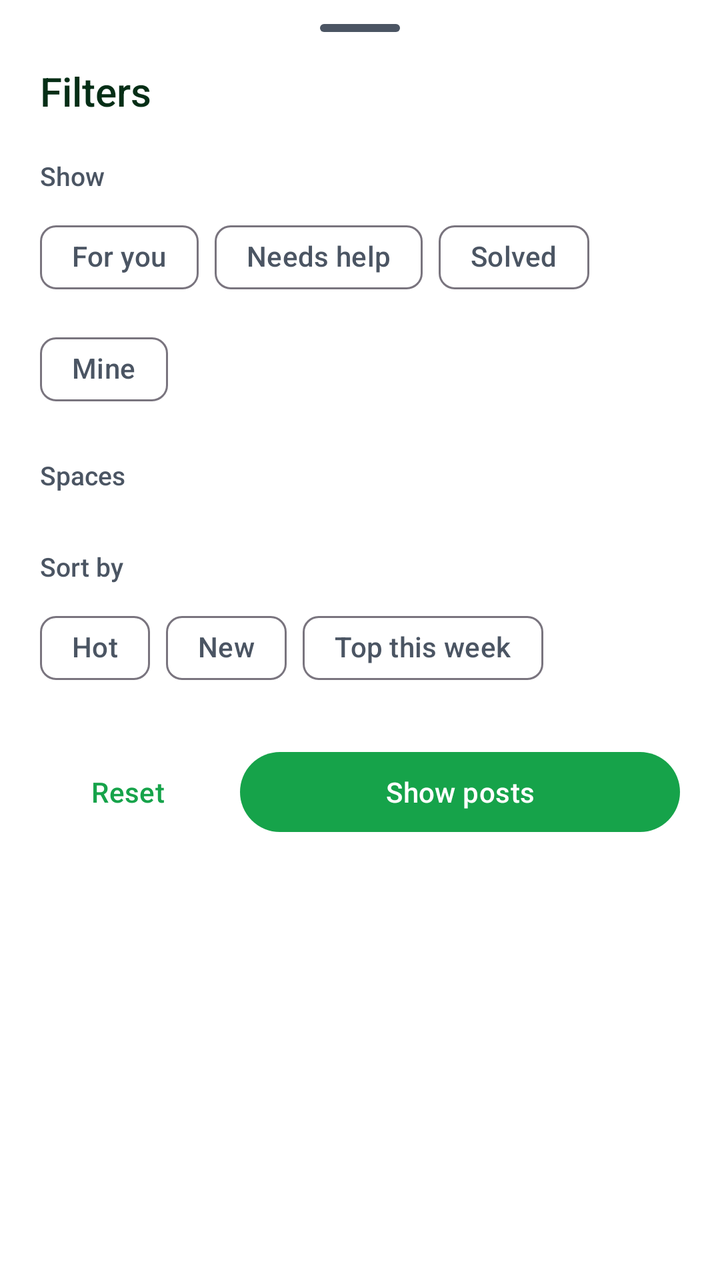
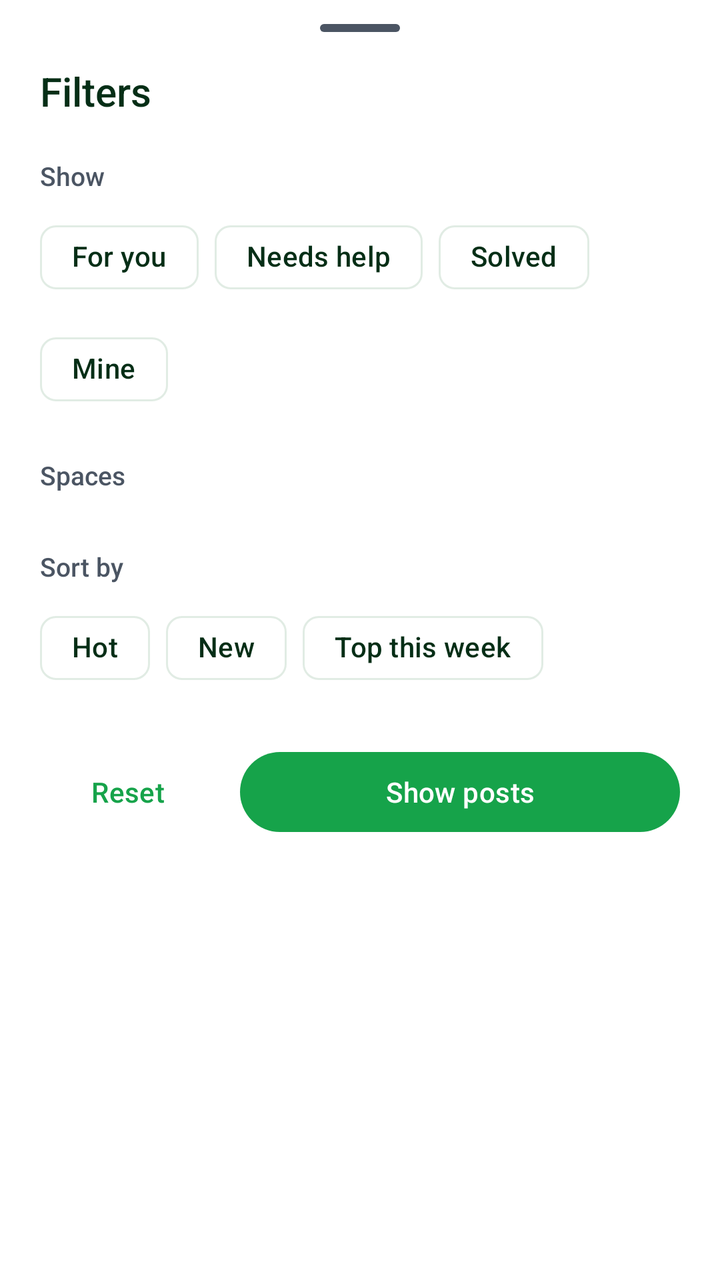

Compare the two renders of this Android layout. The source of the first and the diff that turns it into the second are given below.
<!-- AndroidManifest.xml: application theme Theme.PlantDiseases -->
<!-- res/layout/sheet_forum_filters.xml -->
<?xml version="1.0" encoding="utf-8"?>
<androidx.core.widget.NestedScrollView
    xmlns:android="http://schemas.android.com/apk/res/android"
    xmlns:app="http://schemas.android.com/apk/res-auto"
    android:layout_width="match_parent"
    android:layout_height="wrap_content"
    android:background="@color/surface">

    <LinearLayout
        android:layout_width="match_parent"
        android:layout_height="wrap_content"
        android:orientation="vertical"
        android:paddingHorizontal="@dimen/space_xl"
        android:paddingBottom="@dimen/space_2xl">

        <View
            android:layout_width="40dp"
            android:layout_height="4dp"
            android:layout_gravity="center_horizontal"
            android:layout_marginTop="@dimen/space_md"
            android:background="@drawable/bg_handle" />

        <TextView
            android:layout_width="wrap_content"
            android:layout_height="wrap_content"
            android:layout_marginTop="@dimen/space_lg"
            android:fontFamily="sans-serif-medium"
            android:text="@string/forum_filters"
            android:textColor="@color/on_surface"
            android:textSize="@dimen/text_title" />

        <TextView
            android:layout_width="wrap_content"
            android:layout_height="wrap_content"
            android:layout_marginTop="@dimen/space_xl"
            android:fontFamily="sans-serif-medium"
            android:text="@string/forum_filters_show"
            android:textColor="@color/on_surface_secondary"
            android:textSize="@dimen/text_body_sm" />

        <com.google.android.material.chip.ChipGroup
            android:id="@+id/cg_show"
            android:layout_width="match_parent"
            android:layout_height="wrap_content"
            android:layout_marginTop="@dimen/space_sm"
            app:chipSpacingHorizontal="@dimen/space_sm"
            app:selectionRequired="true"
            app:singleSelection="true">

            <com.google.android.material.chip.Chip
                android:id="@+id/chip_show_all"
                style="@style/Widget.Material3.Chip.Filter"
                android:layout_width="wrap_content"
                android:layout_height="wrap_content"
                android:text="@string/forum_tab_all"
                app:checkedIconEnabled="false"
                app:chipBackgroundColor="@color/chip_bg_color" />

            <com.google.android.material.chip.Chip
                android:id="@+id/chip_show_needs_help"
                style="@style/Widget.Material3.Chip.Filter"
                android:layout_width="wrap_content"
                android:layout_height="wrap_content"
                android:text="@string/forum_tab_needs_help"
                app:checkedIconEnabled="false"
                app:chipBackgroundColor="@color/chip_bg_color" />

            <com.google.android.material.chip.Chip
                android:id="@+id/chip_show_solved"
                style="@style/Widget.Material3.Chip.Filter"
                android:layout_width="wrap_content"
                android:layout_height="wrap_content"
                android:text="@string/forum_tab_solved"
                app:checkedIconEnabled="false"
                app:chipBackgroundColor="@color/chip_bg_color" />

            <com.google.android.material.chip.Chip
                android:id="@+id/chip_show_mine"
                style="@style/Widget.Material3.Chip.Filter"
                android:layout_width="wrap_content"
                android:layout_height="wrap_content"
                android:text="@string/forum_tab_mine"
                app:checkedIconEnabled="false"
                app:chipBackgroundColor="@color/chip_bg_color" />

        </com.google.android.material.chip.ChipGroup>

        <TextView
            android:layout_width="wrap_content"
            android:layout_height="wrap_content"
            android:layout_marginTop="@dimen/space_xl"
            android:fontFamily="sans-serif-medium"
            android:text="@string/forum_spaces"
            android:textColor="@color/on_surface_secondary"
            android:textSize="@dimen/text_body_sm" />

        <com.google.android.material.chip.ChipGroup
            android:id="@+id/cg_space"
            android:layout_width="match_parent"
            android:layout_height="wrap_content"
            android:layout_marginTop="@dimen/space_sm"
            app:chipSpacingHorizontal="@dimen/space_sm"
            app:selectionRequired="true"
            app:singleSelection="true" />

        <LinearLayout
            android:id="@+id/sort_section"
            android:layout_width="match_parent"
            android:layout_height="wrap_content"
            android:orientation="vertical">

            <TextView
                android:layout_width="wrap_content"
                android:layout_height="wrap_content"
                android:layout_marginTop="@dimen/space_xl"
                android:fontFamily="sans-serif-medium"
                android:text="@string/forum_filters_sort"
                android:textColor="@color/on_surface_secondary"
                android:textSize="@dimen/text_body_sm" />

            <com.google.android.material.chip.ChipGroup
                android:id="@+id/cg_sort"
                android:layout_width="match_parent"
                android:layout_height="wrap_content"
                android:layout_marginTop="@dimen/space_sm"
                app:chipSpacingHorizontal="@dimen/space_sm"
                app:selectionRequired="true"
                app:singleSelection="true">

                <com.google.android.material.chip.Chip
                    android:id="@+id/chip_sort_hot"
                    style="@style/Widget.Material3.Chip.Filter"
                    android:layout_width="wrap_content"
                    android:layout_height="wrap_content"
                    android:text="@string/forum_sort_hot"
                    app:checkedIconEnabled="false"
                    app:chipBackgroundColor="@color/chip_bg_color" />

                <com.google.android.material.chip.Chip
                    android:id="@+id/chip_sort_new"
                    style="@style/Widget.Material3.Chip.Filter"
                    android:layout_width="wrap_content"
                    android:layout_height="wrap_content"
                    android:text="@string/forum_sort_new"
                    app:checkedIconEnabled="false"
                    app:chipBackgroundColor="@color/chip_bg_color" />

                <com.google.android.material.chip.Chip
                    android:id="@+id/chip_sort_top"
                    style="@style/Widget.Material3.Chip.Filter"
                    android:layout_width="wrap_content"
                    android:layout_height="wrap_content"
                    android:text="@string/forum_sort_top"
                    app:checkedIconEnabled="false"
                    app:chipBackgroundColor="@color/chip_bg_color" />

            </com.google.android.material.chip.ChipGroup>

        </LinearLayout>

        <LinearLayout
            android:layout_width="match_parent"
            android:layout_height="wrap_content"
            android:layout_marginTop="@dimen/space_2xl"
            android:gravity="center_vertical"
            android:orientation="horizontal">

            <com.google.android.material.button.MaterialButton
                android:id="@+id/btn_reset"
                style="@style/Widget.Material3.Button.TextButton"
                android:layout_width="wrap_content"
                android:layout_height="wrap_content"
                android:text="@string/forum_filters_reset" />

            <com.google.android.material.button.MaterialButton
                android:id="@+id/btn_apply"
                android:layout_width="0dp"
                android:layout_height="wrap_content"
                android:layout_marginStart="@dimen/space_md"
                android:layout_weight="1"
                android:text="@string/forum_filters_apply" />

        </LinearLayout>

    </LinearLayout>

</androidx.core.widget.NestedScrollView>
<!-- resources referenced by this layout -->
<resources>
  <color name="on_surface">#052E16</color>
  <color name="on_surface_secondary">#4B5563</color>
  <color name="surface">#FFFFFF</color>
  <dimen name="space_2xl">24dp</dimen>
  <dimen name="space_lg">16dp</dimen>
  <dimen name="space_md">12dp</dimen>
  <dimen name="space_sm">8dp</dimen>
  <dimen name="space_xl">20dp</dimen>
  <dimen name="text_body_sm">13sp</dimen>
  <dimen name="text_title">20sp</dimen>
  <!-- drawable bg_handle (drawable) -->
  <?xml version="1.0" encoding="utf-8"?>
  <shape xmlns:android="http://schemas.android.com/apk/res/android" android:shape="rectangle">
      <solid android:color="@color/on_surface_secondary" />
      <corners android:radius="2dp" />
  </shape>
  <string name="forum_filters">Filters</string>
  <string name="forum_filters_apply">Show posts</string>
  <string name="forum_filters_reset">Reset</string>
  <string name="forum_filters_show">Show</string>
  <string name="forum_filters_sort">Sort by</string>
  <string name="forum_sort_hot">Hot</string>
  <string name="forum_sort_new">New</string>
  <string name="forum_sort_top">Top this week</string>
  <string name="forum_spaces">Spaces</string>
  <string name="forum_tab_all">For you</string>
  <string name="forum_tab_mine">Mine</string>
  <string name="forum_tab_needs_help">Needs help</string>
  <string name="forum_tab_solved">Solved</string>
  <color name="primary">#16A34A</color>
  <color name="primary_dark">#15803D</color>
  <color name="on_primary">#FFFFFF</color>
  <color name="primary_light">#DCFCE7</color>
  <color name="secondary">#4ADE80</color>
  <color name="on_secondary">#052E16</color>
  <color name="background">#FFFFFF</color>
  <style name="App.Animation.Navigation" parent="@android:style/Animation.Activity">
          <item name="android:activityOpenEnterAnimation">@anim/navigation_forward_enter</item>
          <item name="android:activityOpenExitAnimation">@anim/navigation_forward_exit</item>
          <item name="android:activityCloseEnterAnimation">@anim/navigation_back_enter</item>
          <item name="android:activityCloseExitAnimation">@anim/navigation_back_exit</item>
      </style>
  <color name="surface_variant">#F0FDF4</color>
  <color name="surface_container_low">#F4FBF6</color>
  <color name="surface_container">#ECF7F0</color>
  <color name="surface_container_high">#F7FBF8</color>
  <color name="surface_container_highest">#EEF6F0</color>
  <color name="surface_container_lowest">#FFFFFF</color>
  <style name="App.FAB" parent="Widget.Material3.FloatingActionButton.Primary">
          <item name="backgroundTint">@color/primary</item>
          <item name="tint">@color/on_primary</item>
          <item name="rippleColor">@color/primary_dark</item>
          <item name="elevation">6dp</item>
          <item name="hoveredFocusedTranslationZ">8dp</item>
          <item name="pressedTranslationZ">10dp</item>
      </style>
  <style name="App.FAB.Extended" parent="Widget.Material3.ExtendedFloatingActionButton.Primary">
          <item name="backgroundTint">@color/primary</item>
          <item name="iconTint">@color/on_primary</item>
          <item name="android:textColor">@color/on_primary</item>
          <item name="rippleColor">@color/primary_dark</item>
          <item name="elevation">6dp</item>
          <item name="android:fontFamily">sans-serif-medium</item>
          <item name="android:letterSpacing">0.02</item>
      </style>
  <style name="ShapeAppearance.App.Button" parent="ShapeAppearance.Material3.Corner.Large">
          <item name="cornerSize">24dp</item>
      </style>
  <dimen name="text_body">14sp</dimen>
  <!-- unchanged entries left out for length: 2 -->
</resources>

<!-- the commit's change to res/layout/sheet_forum_filters.xml (unified diff, before → after) -->
@@ -3,8 +3,7 @@
     xmlns:android="http://schemas.android.com/apk/res/android"
     xmlns:app="http://schemas.android.com/apk/res-auto"
     android:layout_width="match_parent"
-    android:layout_height="wrap_content"
-    android:background="@color/surface">
+    android:layout_height="wrap_content">
 
     <LinearLayout
         android:layout_width="match_parent"
@@ -54,7 +53,9 @@
                 android:layout_height="wrap_content"
                 android:text="@string/forum_tab_all"
                 app:checkedIconEnabled="false"
-                app:chipBackgroundColor="@color/chip_bg_color" />
+                app:chipBackgroundColor="@color/chip_bg_color"
+                app:chipStrokeColor="@color/forum_chip_stroke"
+                android:textColor="@color/forum_chip_text" />
 
             <com.google.android.material.chip.Chip
                 android:id="@+id/chip_show_needs_help"
@@ -63,7 +64,9 @@
                 android:layout_height="wrap_content"
                 android:text="@string/forum_tab_needs_help"
                 app:checkedIconEnabled="false"
-                app:chipBackgroundColor="@color/chip_bg_color" />
+                app:chipBackgroundColor="@color/chip_bg_color"
+                app:chipStrokeColor="@color/forum_chip_stroke"
+                android:textColor="@color/forum_chip_text" />
 
             <com.google.android.material.chip.Chip
                 android:id="@+id/chip_show_solved"
@@ -72,7 +75,9 @@
                 android:layout_height="wrap_content"
                 android:text="@string/forum_tab_solved"
                 app:checkedIconEnabled="false"
-                app:chipBackgroundColor="@color/chip_bg_color" />
+                app:chipBackgroundColor="@color/chip_bg_color"
+                app:chipStrokeColor="@color/forum_chip_stroke"
+                android:textColor="@color/forum_chip_text" />
 
             <com.google.android.material.chip.Chip
                 android:id="@+id/chip_show_mine"
@@ -81,7 +86,9 @@
                 android:layout_height="wrap_content"
                 android:text="@string/forum_tab_mine"
                 app:checkedIconEnabled="false"
-                app:chipBackgroundColor="@color/chip_bg_color" />
+                app:chipBackgroundColor="@color/chip_bg_color"
+                app:chipStrokeColor="@color/forum_chip_stroke"
+                android:textColor="@color/forum_chip_text" />
 
         </com.google.android.material.chip.ChipGroup>
 
@@ -134,7 +141,9 @@
                     android:layout_height="wrap_content"
                     android:text="@string/forum_sort_hot"
                     app:checkedIconEnabled="false"
-                    app:chipBackgroundColor="@color/chip_bg_color" />
+                    app:chipBackgroundColor="@color/chip_bg_color"
+                app:chipStrokeColor="@color/forum_chip_stroke"
+                android:textColor="@color/forum_chip_text" />
 
                 <com.google.android.material.chip.Chip
                     android:id="@+id/chip_sort_new"
@@ -143,7 +152,9 @@
                     android:layout_height="wrap_content"
                     android:text="@string/forum_sort_new"
                     app:checkedIconEnabled="false"
-                    app:chipBackgroundColor="@color/chip_bg_color" />
+                    app:chipBackgroundColor="@color/chip_bg_color"
+                app:chipStrokeColor="@color/forum_chip_stroke"
+                android:textColor="@color/forum_chip_text" />
 
                 <com.google.android.material.chip.Chip
                     android:id="@+id/chip_sort_top"
@@ -152,7 +163,9 @@
                     android:layout_height="wrap_content"
                     android:text="@string/forum_sort_top"
                     app:checkedIconEnabled="false"
-                    app:chipBackgroundColor="@color/chip_bg_color" />
+                    app:chipBackgroundColor="@color/chip_bg_color"
+                app:chipStrokeColor="@color/forum_chip_stroke"
+                android:textColor="@color/forum_chip_text" />
 
             </com.google.android.material.chip.ChipGroup>
 
